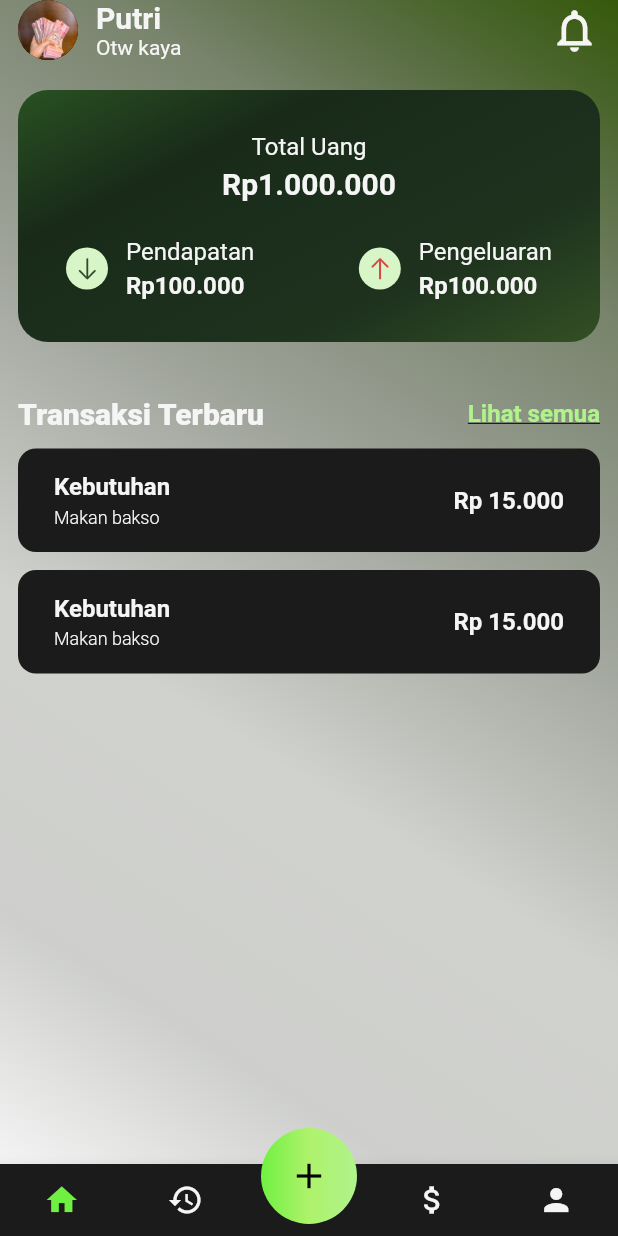
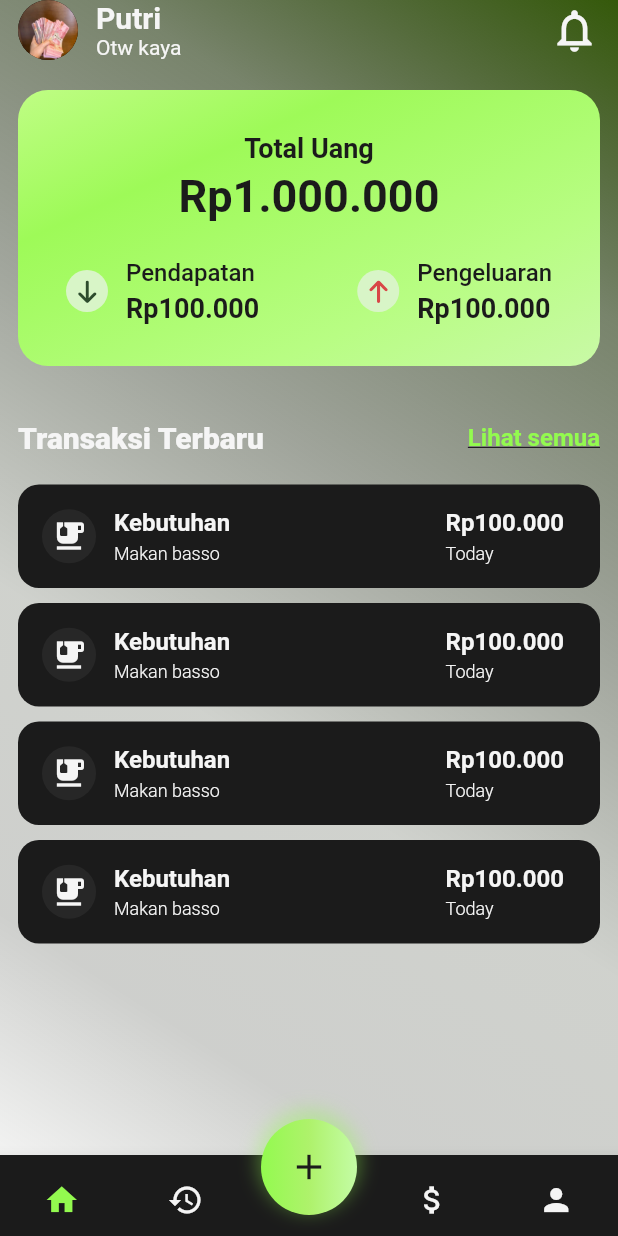
Before and after one commit to putrifajarr/mobile-project, a Flutter app: the HomeScreen screen opened by its route, on a phone screen of 412 x 824 dp. Run offline on Flutter 3.47's test engine with Material 3 defaults, Android fonts, the phone set to English and light mode, and no system bars; our stand-ins replace google_fonts; Roboto replaces fonts that are missing (Ubuntu).

Commit message:
style: homepage

```diff
--- a/fintrack/lib/constants/constants.dart
+++ b/fintrack/lib/constants/constants.dart
@@ -4,8 +4,8 @@ class ColorPallete {
   static const black = Color(0xFF1B1B1B);
   static const blackLight = Color(0xFF272727);
   static const grey = Color(0xFF6B6B6B);
-  static const green = Color(0xFF70F141);
-  static const greenLight = Color(0xFFB0F38C);
+  static const green = Color.fromARGB(255, 147, 250, 79);
+  static const greenLight = Color.fromARGB(255, 196, 252, 165);
   static const white = Color(0xFFF5F5F5);
   static const red = Color(0xFFFD8F8F);
 }
--- /dev/null
+++ b/fintrack/lib/data/data.dart
@@ -0,0 +1,33 @@
+import 'package:flutter/material.dart';
+
+var transactionData = [
+  {
+    'icon': Icons.emoji_food_beverage,
+    'category': 'Kebutuhan',
+    'description' : 'Makan basso',
+    'totalAmount': 'Rp100.000',
+    'date': 'Today',
+  },
+
+  {
+    'icon': Icons.emoji_food_beverage,
+    'category': 'Kebutuhan',
+    'description' : 'Makan basso',
+    'totalAmount': 'Rp100.000',
+    'date': 'Today',
+  },
+    {
+    'icon': Icons.emoji_food_beverage,
+    'category': 'Kebutuhan',
+    'description' : 'Makan basso',
+    'totalAmount': 'Rp100.000',
+    'date': 'Today',
+  },
+    {
+    'icon': Icons.emoji_food_beverage,
+    'category': 'Kebutuhan',
+    'description' : 'Makan basso',
+    'totalAmount': 'Rp100.000',
+    'date': 'Today',
+  },
+];
--- /dev/null
+++ b/fintrack/lib/screens/anggaran/anggara.dart
@@ -0,0 +1,10 @@
+import 'package:flutter/material.dart';
+
+class AnggaranScreen extends StatelessWidget {
+  const AnggaranScreen({super.key});
+
+  @override
+  Widget build(BuildContext context) {
+    return const Placeholder();
+  }
+}
--- a/fintrack/lib/screens/home/views/home_screen.dart
+++ b/fintrack/lib/screens/home/views/home_screen.dart
@@ -1,35 +1,82 @@
 import 'package:fintrack/constants/constants.dart';
+import 'package:fintrack/screens/anggaran/anggara.dart';
 import 'package:fintrack/screens/home/views/main_screen.dart';
+import 'package:fintrack/screens/profile/profile.dart';
+import 'package:fintrack/screens/stat/stat.dart';
 import 'package:flutter/material.dart';
 
-class HomeScreen extends StatelessWidget {
+class HomeScreen extends StatefulWidget {
   const HomeScreen({super.key});
+
+  @override
+  State<HomeScreen> createState() => _HomeScreenState();
+}
+
+class _HomeScreenState extends State<HomeScreen> {
+  var widgetList = [
+    const MainScreen(),
+    const StatScreen(),
+    const AnggaranScreen(),
+    const ProfileScreen(),
+  ];
+
+  int index = 0;
 
   @override
   Widget build(BuildContext context) {
     return Scaffold(
+      body: widgetList[index],
       bottomNavigationBar: BottomAppBar(
         color: ColorPallete.black,
         shape: const CircularNotchedRectangle(),
+        padding: const EdgeInsets.only(top: 6.0),
         child: Row(
           mainAxisAlignment: MainAxisAlignment.spaceAround,
           children: [
             IconButton(
-              onPressed: () {},
-              icon: const Icon(Icons.home, color: ColorPallete.green),
+              onPressed: () {
+                setState(() {
+                  index = 0;
+                });
+              },
+              icon: Icon(
+                Icons.home,
+                color: index == 0 ? ColorPallete.green : ColorPallete.white
+              ),
             ),
             IconButton(
-              onPressed: () {},
-              icon: const Icon(Icons.history, color: ColorPallete.white),
+              onPressed: () {
+                setState(() {
+                  index = 1;
+                });
+              },
+              icon: Icon(
+                Icons.history,
+                color: index == 1 ? ColorPallete.green : ColorPallete.white
+              ),
             ),
             const SizedBox(width: 48),
             IconButton(
-              onPressed: () {},
-              icon: const Icon(Icons.attach_money, color: ColorPallete.white),
+              onPressed: () {
+                setState(() {
+                  index = 2;
+                });
+              },
+              icon: Icon(
+                Icons.attach_money,
+                color: index == 2 ? ColorPallete.green : ColorPallete.white
+              ),
             ),
             IconButton(
-              onPressed: () {},
-              icon: const Icon(Icons.person, color: ColorPallete.white),
+              onPressed: () {
+                setState(() {
+                  index = 3;
+                });
+              },
+              icon: Icon(
+                Icons.person,
+                color: index == 3 ? ColorPallete.green : ColorPallete.white
+              ),
             ),
           ],
         ),
@@ -50,21 +97,30 @@ class HomeScreen extends StatelessWidget {
                   ColorPallete.greenLight,
                 ],
               ),
+              boxShadow: [
+                 BoxShadow(
+                   color: ColorPallete.green.withOpacity(0.4),
+                   blurRadius: 10,
+                   spreadRadius: 2,
+                   offset: const Offset(0, -4)
+                 )
+              ]
             ),
             child: FloatingActionButton(
               backgroundColor: Colors.transparent,
               elevation: 0,
-              onPressed: () {},
+              onPressed: () {
+              },
               shape: const CircleBorder(),
-              child: Icon(
+              child: const Icon(
                 Icons.add,
-                size: 28
+                size: 28,
+                color: ColorPallete.black,
               ),
             ),
           ),
         ),
       ),
-      body: const MainScreen(),
     );
   }
 }
--- a/fintrack/lib/screens/home/views/main_screen.dart
+++ b/fintrack/lib/screens/home/views/main_screen.dart
@@ -1,6 +1,7 @@
 import 'dart:math' as math;
 
 import 'package:fintrack/constants/constants.dart';
+import 'package:fintrack/data/data.dart';
 import 'package:flutter/cupertino.dart';
 import 'package:flutter/material.dart';
 
@@ -16,7 +17,7 @@ class MainScreen extends StatelessWidget {
           children: [
             Row(
               mainAxisAlignment: MainAxisAlignment.spaceBetween,
-              crossAxisAlignment: CrossAxisAlignment.center ,
+              crossAxisAlignment: CrossAxisAlignment.center,
               children: [
                 Row(
                   children: [
@@ -58,19 +59,16 @@ class MainScreen extends StatelessWidget {
             SizedBox(height: 20.0),
             Container(
               width: MediaQuery.of(context).size.width,
-              padding: EdgeInsets.symmetric(
-                horizontal: 32,
-                vertical: 28
-              ),
+              padding: EdgeInsets.symmetric(horizontal: 32, vertical: 28),
               decoration: BoxDecoration(
                 gradient: LinearGradient(
                   begin: Alignment.topLeft,
                   end: Alignment.bottomRight,
                   colors: [
-                    const Color.fromARGB(255, 62, 96, 39),
-                    const Color.fromARGB(255, 30, 50, 30),
-                    const Color.fromARGB(255, 25, 42, 25),
-                    const Color.fromARGB(255, 49, 102, 39),
+                    const Color.fromARGB(255, 210, 247, 186),
+                    const Color.fromARGB(255, 184, 253, 131),
+                    const Color.fromRGBO(158, 250, 88, 1),
+                    const Color.fromARGB(255, 209, 255, 156),
                   ],
                   transform: GradientRotation(220 * (math.pi / 180)),
                 ),
@@ -82,14 +80,17 @@ class MainScreen extends StatelessWidget {
                   Text(
                     "Total Uang",
                     style: TextStyle(
-                      fontSize: 16.0,
+                      fontSize: 18.0,
+                      color: ColorPallete.black,
+                      fontWeight: FontWeight.w600
                     ),
                   ),
                   Text(
                     "Rp1.000.000",
                     style: TextStyle(
-                      fontSize: 20.0,
+                      fontSize: 30.0,
                       fontWeight: FontWeight.w600,
+                      color: ColorPallete.black,
                     ),
                   ),
                   SizedBox(height: 16.0),
@@ -109,9 +110,10 @@ class MainScreen extends StatelessWidget {
                               child: Icon(
                                 CupertinoIcons.arrow_down,
                                 color: const Color(0xFF2D4C2D),
-                                size: 18
-                              )
-                            )
+                                size: 18,
+                                fontWeight: FontWeight.w600,
+                              ),
+                            ),
                           ),
                           SizedBox(width: 12.0),
                           Column(
@@ -122,17 +124,20 @@ class MainScreen extends StatelessWidget {
                                 "Pendapatan",
                                 style: TextStyle(
                                   fontSize: 16.0,
+                                  color: ColorPallete.black,
+                                  fontWeight: FontWeight.w500
                                 ),
                               ),
                               Text(
                                 "Rp100.000",
                                 style: TextStyle(
-                                  fontSize: 16.0,
+                                  fontSize: 18.0,
                                   fontWeight: FontWeight.w600,
+                                  color: ColorPallete.black,
                                 ),
                               ),
                             ],
-                          )
+                          ),
                         ],
                       ),
                       Row(
@@ -147,10 +152,11 @@ class MainScreen extends StatelessWidget {
                             child: Center(
                               child: Icon(
                                 CupertinoIcons.arrow_up,
-                                color: const Color(0xFFD84747) ,
-                                size: 18
-                              )
-                            )
+                                color: const Color(0xFFD84747),
+                                size: 18,
+                                fontWeight: FontWeight.w600,
+                              ),
+                            ),
                           ),
                           SizedBox(width: 12.0),
                           Column(
@@ -161,22 +167,24 @@ class MainScreen extends StatelessWidget {
                                 "Pengeluaran",
                                 style: TextStyle(
                                   fontSize: 16.0,
+                                  color: ColorPallete.black,
+                                  fontWeight: FontWeight.w500,
                                 ),
                               ),
                               Text(
                                 "Rp100.000",
                                 style: TextStyle(
-                                  fontSize: 16.0,
+                                  fontSize: 18.0,
                                   fontWeight: FontWeight.w600,
+                                  color: ColorPallete.black,
                                 ),
                               ),
                             ],
-                          )
+                          ),
                         ],
                       ),
-                    ]
-
-                  )
+                    ],
+                  ),
                 ],
               ),
             ),
@@ -187,110 +195,110 @@ class MainScreen extends StatelessWidget {
               children: [
                 Text(
                   "Transaksi Terbaru",
-                  style: TextStyle(
-                    fontSize: 20.0,
-                    fontWeight: FontWeight.w800,
-                  ),
+                  style: TextStyle(fontSize: 20.0, fontWeight: FontWeight.w800),
                 ),
                 Text(
                   "Lihat semua",
                   style: TextStyle(
                     fontSize: 16.0,
-                    color: ColorPallete.greenLight,
+                    color: ColorPallete.green,
                     fontWeight: FontWeight.w600,
                     decoration: TextDecoration.underline,
-                  )
-                )
+                  ),
+                ),
               ],
             ),
-            SizedBox(height: 12.0),
-            Container(
-              padding: EdgeInsets.symmetric(
-                horizontal: 24,
-                vertical: 16,
+            SizedBox(height: 20.0),
+            Expanded(
+              child: ListView.builder(
+                itemCount: transactionData.length,
+                itemBuilder: (context, int i) {
+                  return Container(
+                    margin: EdgeInsets.only(bottom: 10.0),
+                    padding: EdgeInsets.only(
+                      left: 16,
+                      right: 24,
+                      top: 16,
+                      bottom: 16,
                     ),
                     decoration: BoxDecoration(
                       color: ColorPallete.black,
-                borderRadius: BorderRadius.circular(12.0),
+                      borderRadius: BorderRadius.circular(14.0),
                     ),
                     child: Row(
                       mainAxisAlignment: MainAxisAlignment.spaceBetween,
                       children: [
+                        Row(
+                          spacing: 12,
+                          children: [
+                            Stack(
+                              alignment: Alignment.center,
+                              children: [
+                                Container(
+                                  width: 36,
+                                  height: 36,
+                                  decoration: BoxDecoration(
+                                    color: ColorPallete.blackLight,
+                                    shape: BoxShape.circle,
+                                  ),
+                                ),
+                                Icon(
+                                  Icons.emoji_food_beverage,
+                                  color: ColorPallete.white,
+                                ),
+                              ],
+                            ),
                             Column(
                               crossAxisAlignment: CrossAxisAlignment.start,
                               spacing: 4,
                               children: [
                                 Text(
-                        "Kebutuhan",
+                                  transactionData[i]['category'] as String,
                                   style: TextStyle(
                                     fontSize: 16.0,
                                     fontWeight: FontWeight.w600,
                                   ),
                                 ),
                                 Text(
-                        "Makan bakso",
+                                  transactionData[i]['description'] as String,
                                   style: TextStyle(
                                     fontSize: 12.0,
-                          fontWeight: FontWeight.w300
-                        )
-                      )
-                    ]
-                  ),
-                  Text(
-                    "Rp 15.000",
-                    style: TextStyle(
-                      fontSize: 16.0,
-                      fontWeight: FontWeight.w600,
-                      // color: ColorPallete.greenLight
-                    )
-                  ),
-                ]
+                                    fontWeight: FontWeight.w300,
                                   ),
                                 ),
-            SizedBox(height: 12.0),
-            Container(
-              padding: EdgeInsets.symmetric(
-                horizontal: 24,
-                vertical: 16,
+                              ],
                             ),
-              decoration: BoxDecoration(
-                color: ColorPallete.black,
-                borderRadius: BorderRadius.circular(12.0),
+                          ],
                         ),
-              child: Row(
-                mainAxisAlignment: MainAxisAlignment.spaceBetween,
-                children: [
                         Column(
                           crossAxisAlignment: CrossAxisAlignment.start,
                           spacing: 4,
                           children: [
                             Text(
-                        "Kebutuhan",
+                              transactionData[i]['totalAmount'] as String,
                               style: TextStyle(
                                 fontSize: 16.0,
                                 fontWeight: FontWeight.w600,
+                                color: ColorPallete.white,
                               ),
                             ),
                             Text(
-                        "Makan bakso",
+                              transactionData[i]['date'] as String,
                               style: TextStyle(
                                 fontSize: 12.0,
-                          fontWeight: FontWeight.w300
-                        )
-                      )
-                    ]
-                  ),
-                  Text(
-                    "Rp 15.000",
-                    style: TextStyle(
-                      fontSize: 16.0,
-                      fontWeight: FontWeight.w600,
-                      // color: ColorPallete.red,
-                    )
-                  ),
-                ]
+                                fontWeight: FontWeight.w300,
+                                color: ColorPallete.white,
                               ),
                             ),
+                          ],
+                        ),
+                      ],
+                    ),
+                  );
+                },
+              ),
+            ),
+            SizedBox(height: 12.0),
           ],
         ),
       ),
--- /dev/null
+++ b/fintrack/lib/screens/profile/profile.dart
@@ -0,0 +1,10 @@
+import 'package:flutter/material.dart';
+
+class ProfileScreen extends StatelessWidget {
+  const ProfileScreen({super.key});
+
+  @override
+  Widget build(BuildContext context) {
+    return const Placeholder();
+  }
+}
--- /dev/null
+++ b/fintrack/lib/screens/stat/stat.dart
@@ -0,0 +1,10 @@
+import 'package:flutter/material.dart';
+
+class StatScreen extends StatelessWidget {
+  const StatScreen({super.key});
+
+  @override
+  Widget build(BuildContext context) {
+    return const Placeholder();
+  }
+}
```
Also changed, not shown: fintrack/assets/pemasukan.png (added), fintrack/assets/pengeluaran.png (added). Lines whose indentation alone changed are shown as unchanged.
